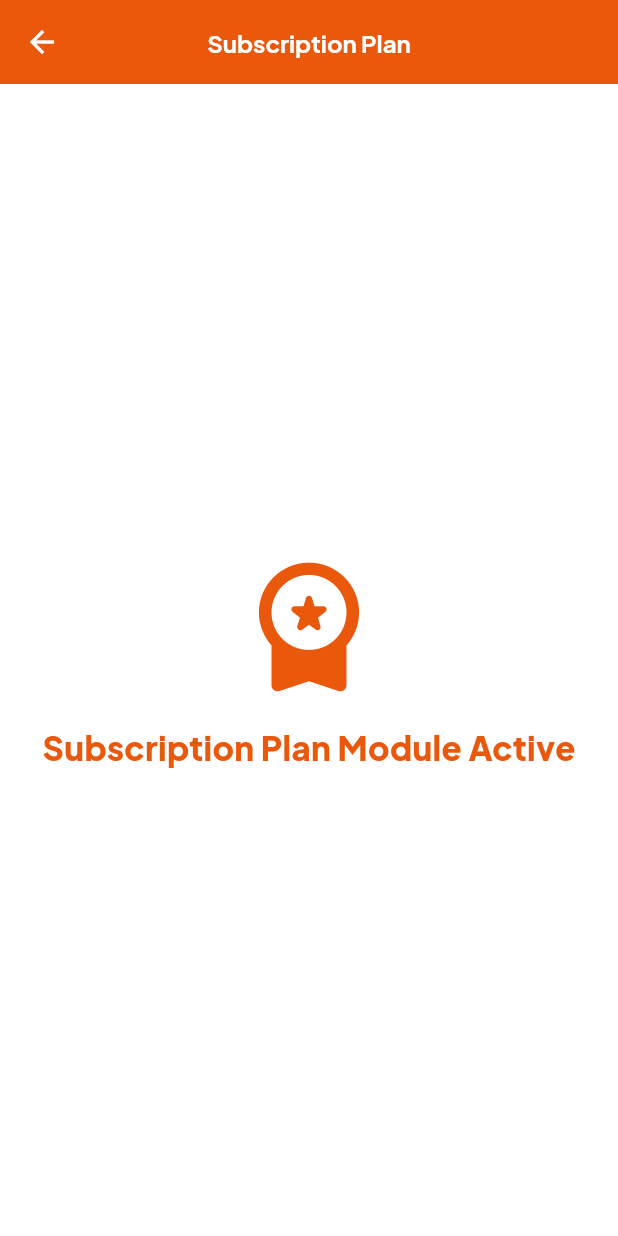
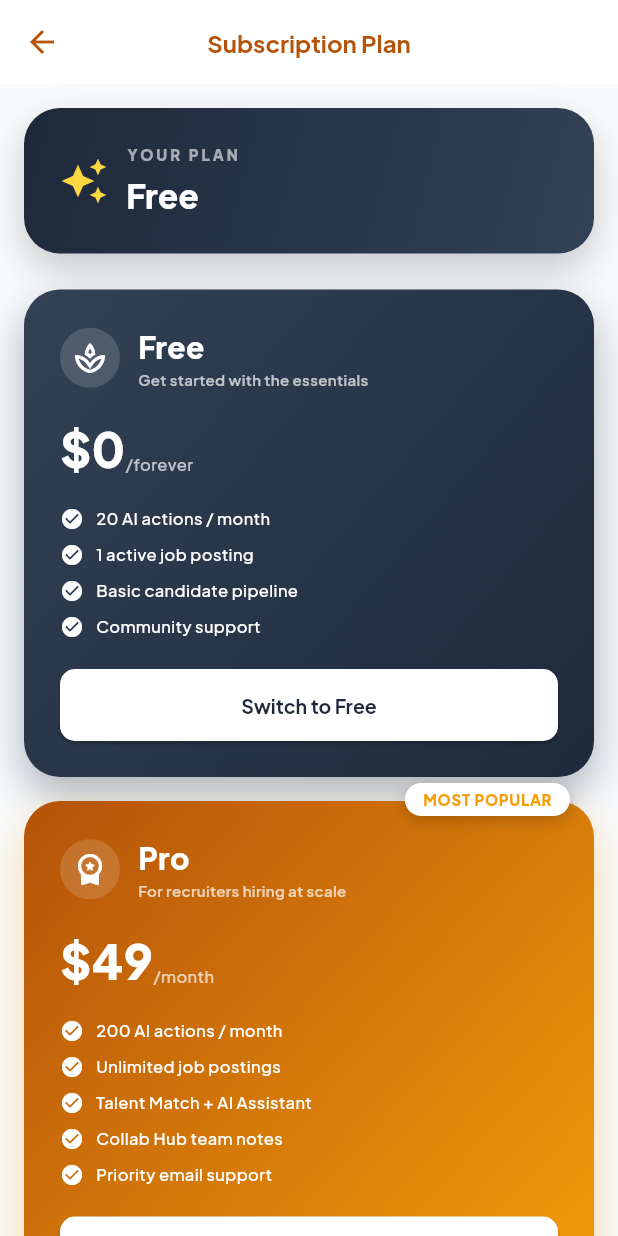
Before and after one commit to Sujithreddy10/pro-recruit-ai, a Flutter app: the RecruiterMasterHub screen opened directly, in the side drawer, after a tap on "Subscription Plan", on a phone screen of 412 x 824 dp. Run offline on Flutter 3.47's test engine with Material 3 defaults, Android fonts, the light colour scheme and no system bars; our stand-ins replace file_picker, flutter_dotenv, google_fonts, pdf, share_plus, speech_to_text and 1 more; missing offline and left inert: onesignal_flutter; accounts and stored records are empty.

Commit message:
Add premium Subscription Plan screen with real tier persistence

```diff
--- a/lib/features/recruiter/recruiter_root.dart
+++ b/lib/features/recruiter/recruiter_root.dart
@@ -7,6 +7,7 @@ import 'package:pro_recruit_ai/features/recruiter/screens/job_board_screen.dart'
 import 'package:pro_recruit_ai/shared/app_design_system.dart';
 import 'package:pro_recruit_ai/features/recruiter/screens/scheduler_screen.dart';
 import 'package:pro_recruit_ai/features/recruiter/screens/collab_hub_screen.dart';
+import 'package:pro_recruit_ai/features/recruiter/screens/subscription_plan_screen.dart';
 import 'package:flutter/material.dart';
 import 'package:google_fonts/google_fonts.dart';
 import 'package:pro_recruit_ai/shared/common_widgets.dart';
@@ -830,13 +831,7 @@ class _RecruiterMasterHubState extends State<RecruiterMasterHub> {
             Navigator.pop(context);
             Navigator.push(
               context,
-              MaterialPageRoute(
-                builder: (c) => const FeatureDisplayPage(
-                  title: "Subscription Plan",
-                  color: Color(0xFFEA580C),
-                  icon: Icons.workspace_premium_rounded,
-                ),
-              ),
+              MaterialPageRoute(builder: (c) => const SubscriptionPlanScreen()),
             );
           }),
           _drawerItem("Usage Credits", Icons.account_balance_wallet_rounded, const Color(0xFF16A34A), onTap: () {
--- /dev/null
+++ b/lib/features/recruiter/screens/subscription_plan_screen.dart
@@ -0,0 +1,340 @@
+import 'package:flutter/material.dart';
+import 'package:supabase_flutter/supabase_flutter.dart';
+import 'package:url_launcher/url_launcher.dart';
+import 'package:pro_recruit_ai/shared/app_design_system.dart';
+
+class _PlanTier {
+  final String id;
+  final String title;
+  final String price;
+  final String period;
+  final String tagline;
+  final List<String> features;
+  final List<Color> gradient;
+  final IconData icon;
+  final String? badge;
+  final String ctaLabel;
+
+  const _PlanTier({
+    required this.id,
+    required this.title,
+    required this.price,
+    required this.period,
+    required this.tagline,
+    required this.features,
+    required this.gradient,
+    required this.icon,
+    required this.ctaLabel,
+    this.badge,
+  });
+}
+
+class SubscriptionPlanScreen extends StatefulWidget {
+  const SubscriptionPlanScreen({super.key});
+
+  @override
+  State<SubscriptionPlanScreen> createState() => _SubscriptionPlanScreenState();
+}
+
+class _SubscriptionPlanScreenState extends State<SubscriptionPlanScreen> {
+  late Future<String> _currentTierFuture;
+  bool _isUpdating = false;
+
+  static const _tiers = [
+    _PlanTier(
+      id: 'free',
+      title: 'Free',
+      price: '\$0',
+      period: '/forever',
+      tagline: 'Get started with the essentials',
+      icon: Icons.spa_outlined,
+      gradient: [Color(0xFF334155), Color(0xFF1E293B)],
+      ctaLabel: 'Switch to Free',
+      features: [
+        '20 AI actions / month',
+        '1 active job posting',
+        'Basic candidate pipeline',
+        'Community support',
+      ],
+    ),
+    _PlanTier(
+      id: 'pro',
+      title: 'Pro',
+      price: '\$49',
+      period: '/month',
+      tagline: 'For recruiters hiring at scale',
+      icon: Icons.workspace_premium_rounded,
+      gradient: [Color(0xFFB45309), Color(0xFFF59E0B)],
+      badge: 'MOST POPULAR',
+      ctaLabel: 'Switch to Pro',
+      features: [
+        '200 AI actions / month',
+        'Unlimited job postings',
+        'Talent Match + AI Assistant',
+        'Collab Hub team notes',
+        'Priority email support',
+      ],
+    ),
+    _PlanTier(
+      id: 'enterprise',
+      title: 'Enterprise',
+      price: 'Custom',
+      period: '',
+      tagline: 'For hiring teams and agencies',
+      icon: Icons.diamond_outlined,
+      gradient: [Color(0xFF4C1D95), Color(0xFF7C3AED)],
+      ctaLabel: 'Contact Sales',
+      features: [
+        'Unlimited AI actions',
+        'Full Team Management',
+        'Dedicated account manager',
+        'Custom integrations & SSO',
+        'SLA-backed support',
+      ],
+    ),
+  ];
+
+  @override
+  void initState() {
+    super.initState();
+    _currentTierFuture = _fetchCurrentTier();
+  }
+
+  Future<String> _fetchCurrentTier() async {
+    final userId = Supabase.instance.client.auth.currentUser?.id;
+    if (userId == null) return 'free';
+    final data = await Supabase.instance.client
+        .from('profiles')
+        .select('subscription_tier')
+        .eq('id', userId)
+        .maybeSingle();
+    return data?['subscription_tier'] as String? ?? 'free';
+  }
+
+  Future<void> _selectPlan(_PlanTier tier) async {
+    if (tier.id == 'enterprise') {
+      final uri = Uri.parse(
+        'mailto:sales@hylo.app?subject=${Uri.encodeComponent("Enterprise Plan Inquiry")}',
+      );
+      if (await canLaunchUrl(uri)) {
+        await launchUrl(uri);
+      } else if (mounted) {
+        ScaffoldMessenger.of(context).showSnackBar(
+          const SnackBar(content: Text("Couldn't open mail app. Email sales@hylo.app directly.")),
+        );
+      }
+      return;
+    }
+
+    final userId = Supabase.instance.client.auth.currentUser?.id;
+    if (userId == null) return;
+
+    setState(() => _isUpdating = true);
+    try {
+      await Supabase.instance.client
+          .from('profiles')
+          .update({'subscription_tier': tier.id})
+          .eq('id', userId);
+      setState(() => _currentTierFuture = Future.value(tier.id));
+      if (mounted) {
+        ScaffoldMessenger.of(context).showSnackBar(
+          SnackBar(
+            content: Text("You're now on the ${tier.title} plan"),
+            backgroundColor: AppColors.success,
+            behavior: SnackBarBehavior.floating,
+          ),
+        );
+      }
+    } catch (e) {
+      if (mounted) {
+        ScaffoldMessenger.of(context).showSnackBar(
+          SnackBar(content: Text("Failed to update plan: $e"), backgroundColor: AppColors.error),
+        );
+      }
+    } finally {
+      if (mounted) setState(() => _isUpdating = false);
+    }
+  }
+
+  @override
+  Widget build(BuildContext context) {
+    return Scaffold(
+      backgroundColor: AppColors.surfaceAlt,
+      appBar: AppBar(
+        title: Text("Subscription Plan", style: AppTypography.titleMedium.copyWith(color: const Color(0xFFB45309))),
+        backgroundColor: AppColors.surface,
+        iconTheme: const IconThemeData(color: Color(0xFFB45309)),
+        elevation: 0,
+      ),
+      body: FutureBuilder<String>(
+        future: _currentTierFuture,
+        builder: (context, snapshot) {
+          if (snapshot.connectionState == ConnectionState.waiting) {
+            return const Center(child: CircularProgressIndicator());
+          }
+          final currentTier = snapshot.data ?? 'free';
+
+          return ListView(
+            padding: EdgeInsets.all(AppSpacing.lg),
+            children: [
+              Container(
+                padding: EdgeInsets.all(AppSpacing.xl),
+                decoration: BoxDecoration(
+                  gradient: const LinearGradient(
+                    colors: [Color(0xFF1E293B), Color(0xFF334155)],
+                    begin: Alignment.topLeft,
+                    end: Alignment.bottomRight,
+                  ),
+                  borderRadius: AppBorderRadius.large,
+                  boxShadow: [BoxShadow(color: Colors.black.withValues(alpha: 0.2), blurRadius: 20, offset: const Offset(0, 10))],
+                ),
+                child: Row(
+                  children: [
+                    Icon(Icons.auto_awesome, color: Colors.amberAccent, size: 32),
+                    SizedBox(width: AppSpacing.md),
+                    Expanded(
+                      child: Column(
+                        crossAxisAlignment: CrossAxisAlignment.start,
+                        children: [
+                          Text("YOUR PLAN", style: AppTypography.sectionHeader.copyWith(color: Colors.white60, letterSpacing: 2)),
+                          SizedBox(height: AppSpacing.xs),
+                          Text(
+                            _tiers.firstWhere((t) => t.id == currentTier, orElse: () => _tiers.first).title,
+                            style: AppTypography.headlineLarge.copyWith(color: AppColors.textLight),
+                          ),
+                        ],
+                      ),
+                    ),
+                  ],
+                ),
+              ),
+              SizedBox(height: AppSpacing.xl),
+              ..._tiers.map((tier) => _planCard(tier, isCurrent: tier.id == currentTier)),
+              SizedBox(height: AppSpacing.md),
+              Center(
+                child: Text(
+                  "Prices shown for illustration. Enterprise pricing is custom.",
+                  textAlign: TextAlign.center,
+                  style: AppTypography.caption.copyWith(color: AppColors.textMuted),
+                ),
+              ),
+              const SizedBox(height: 40),
+            ],
+          );
+        },
+      ),
+    );
+  }
+
+  Widget _planCard(_PlanTier tier, {required bool isCurrent}) {
+    return Container(
+      margin: EdgeInsets.only(bottom: AppSpacing.lg),
+      decoration: BoxDecoration(
+        borderRadius: AppBorderRadius.large,
+        boxShadow: [
+          BoxShadow(color: tier.gradient.last.withValues(alpha: 0.35), blurRadius: 24, offset: const Offset(0, 12)),
+        ],
+      ),
+      child: Stack(
+        clipBehavior: Clip.none,
+        children: [
+          Container(
+            padding: EdgeInsets.all(AppSpacing.xl),
+            decoration: BoxDecoration(
+              gradient: LinearGradient(colors: tier.gradient, begin: Alignment.topLeft, end: Alignment.bottomRight),
+              borderRadius: AppBorderRadius.large,
+              border: isCurrent ? Border.all(color: Colors.white, width: 2) : null,
+            ),
+            child: Column(
+              crossAxisAlignment: CrossAxisAlignment.start,
+              children: [
+                Row(
+                  children: [
+                    Container(
+                      padding: EdgeInsets.all(AppSpacing.sm),
+                      decoration: BoxDecoration(color: Colors.white.withValues(alpha: 0.15), shape: BoxShape.circle),
+                      child: Icon(tier.icon, color: Colors.white, size: 24),
+                    ),
+                    SizedBox(width: AppSpacing.md),
+                    Expanded(
+                      child: Column(
+                        crossAxisAlignment: CrossAxisAlignment.start,
+                        children: [
+                          Text(tier.title, style: AppTypography.headlineLarge.copyWith(color: Colors.white, fontSize: 20)),
+                          Text(tier.tagline, style: AppTypography.caption.copyWith(color: Colors.white70)),
+                        ],
+                      ),
+                    ),
+                    if (isCurrent)
+                      Container(
+                        padding: EdgeInsets.symmetric(horizontal: AppSpacing.sm, vertical: AppSpacing.xs),
+                        decoration: BoxDecoration(color: Colors.white, borderRadius: AppBorderRadius.small),
+                        child: Text("CURRENT", style: AppTypography.captionBold.copyWith(color: tier.gradient.last)),
+                      ),
+                  ],
+                ),
+                SizedBox(height: AppSpacing.lg),
+                Row(
+                  crossAxisAlignment: CrossAxisAlignment.end,
+                  children: [
+                    Text(tier.price, style: AppTypography.headlineLarge.copyWith(color: Colors.white, fontSize: 32)),
+                    Padding(
+                      padding: const EdgeInsets.only(bottom: 4),
+                      child: Text(tier.period, style: AppTypography.bodySmall.copyWith(color: Colors.white70)),
+                    ),
+                  ],
+                ),
+                SizedBox(height: AppSpacing.lg),
+                ...tier.features.map((f) => Padding(
+                      padding: EdgeInsets.only(bottom: AppSpacing.sm),
+                      child: Row(
+                        children: [
+                          const Icon(Icons.check_circle, color: Colors.white, size: 16),
+                          SizedBox(width: AppSpacing.sm),
+                          Expanded(child: Text(f, style: AppTypography.bodySmall.copyWith(color: Colors.white))),
+                        ],
+                      ),
+                    )),
+                SizedBox(height: AppSpacing.md),
+                SizedBox(
+                  width: double.infinity,
+                  child: ElevatedButton(
+                    onPressed: (_isUpdating || isCurrent) ? null : () => _selectPlan(tier),
+                    style: ElevatedButton.styleFrom(
+                      backgroundColor: Colors.white,
+                      foregroundColor: tier.gradient.last,
+                      disabledBackgroundColor: Colors.white.withValues(alpha: isCurrent ? 0.9 : 0.4),
+                      minimumSize: const Size(0, 48),
+                      shape: RoundedRectangleBorder(borderRadius: AppBorderRadius.small),
+                    ),
+                    child: Text(
+                      isCurrent ? "Current Plan" : tier.ctaLabel,
+                      style: AppTypography.bodyMediumBold.copyWith(color: isCurrent ? tier.gradient.last : tier.gradient.last),
+                    ),
+                  ),
+                ),
+              ],
+            ),
+          ),
+          if (tier.badge != null)
+            Positioned(
+              top: -12,
+              right: AppSpacing.lg,
+              child: Container(
+                padding: EdgeInsets.symmetric(horizontal: AppSpacing.md, vertical: AppSpacing.xs),
+                decoration: BoxDecoration(
+                  color: Colors.white,
+                  borderRadius: BorderRadius.circular(20),
+                  boxShadow: [BoxShadow(color: Colors.black.withValues(alpha: 0.2), blurRadius: 8, offset: const Offset(0, 3))],
+                ),
+                child: Text(
+                  tier.badge!,
+                  style: AppTypography.captionBold.copyWith(color: tier.gradient.last, letterSpacing: 0.5),
+                ),
+              ),
+            ),
+        ],
+      ),
+    );
+  }
+}
```
Also changed, not shown: 2 other files.
